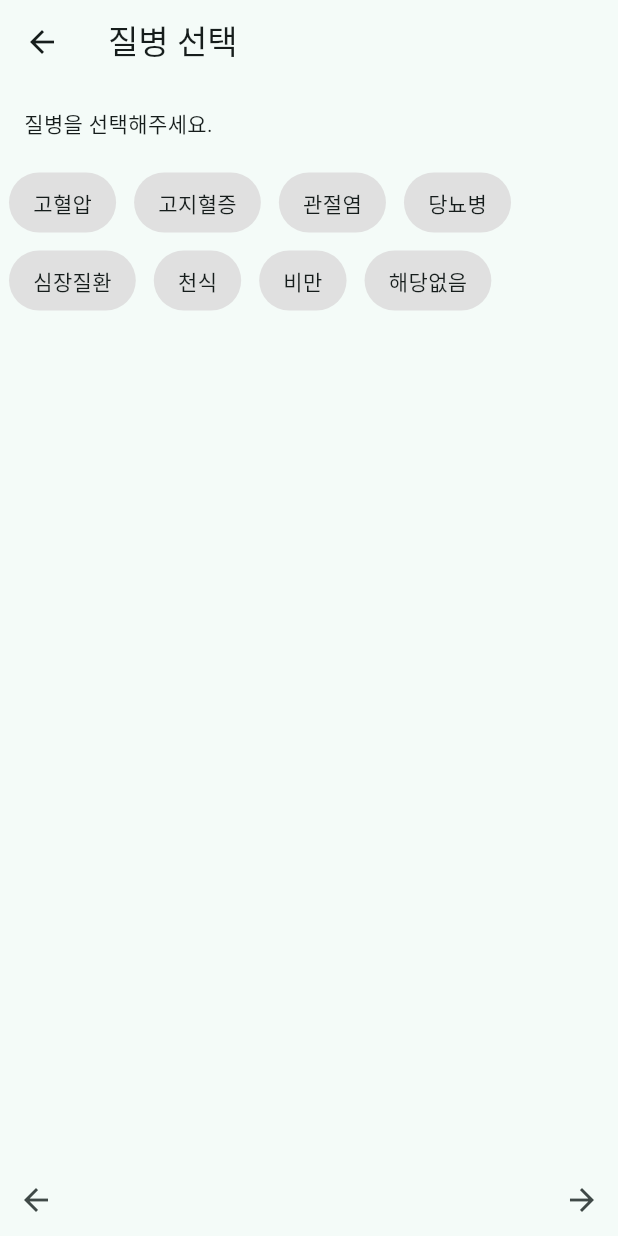
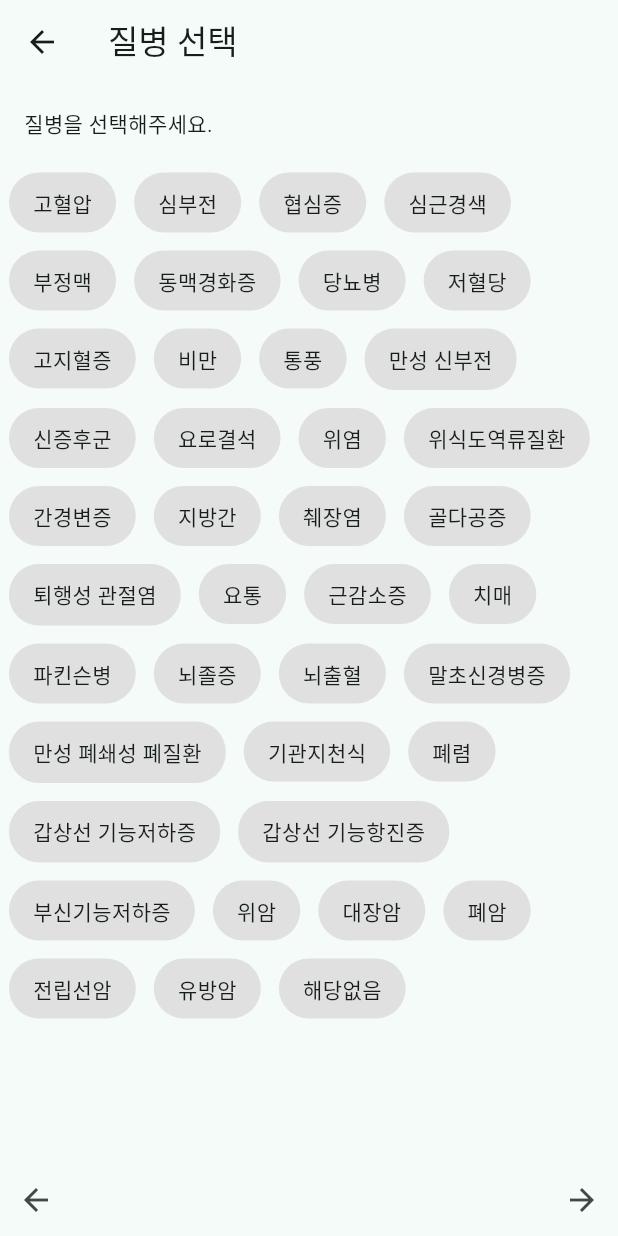
Before and after one commit to BanaMil/Longevity_Meals, a Flutter app: the InputDiseasesScreen screen opened directly, on a phone screen of 412 x 824 dp. Run offline on Flutter 3.47's test engine with Material 3 defaults, Android fonts, the phone set to English and light mode, and no system bars; our stand-ins replace image_picker, permission_handler, shared_preferences; accounts and stored records are empty.

Commit message:
건강정보 입력 수정

```diff
--- a/frontend/lib/models/health_info.dart
+++ b/frontend/lib/models/health_info.dart
@@ -1,6 +1,7 @@
 // health_info.dart
 
 class HealthInfo {
+  String? id;
   double? height;
   double? weight;
   List<String> diseases = [];
@@ -9,6 +10,7 @@ class HealthInfo {
 
   Map<String, dynamic> toJson() {
     return {
+      'id' : id,
       'height': height,
       'weight': weight,
       'diseases': diseases,
--- a/frontend/lib/providers/health_info_provider.dart
+++ b/frontend/lib/providers/health_info_provider.dart
@@ -14,6 +14,11 @@ class HealthInfoProvider with ChangeNotifier {
   void toggleDisease(String v) => _toggleList(_info.diseases, v);
   void toggleAllergy(String v) => _toggleList(_info.allergies, v);
   void toggleDislike(String v) => _toggleList(_info.dislikes, v);
+
+  void setUserId(String id) {
+    _info.id = id;
+    notifyListeners();
+  }
 
   // 비선호 음식은 정해진 리스트에서 선택하는 것이 아닌 사용자가 입력하는 것이기 때문에 중복확인을 따로 해야한다.
   void addDislike(String v) {
--- a/frontend/lib/screens/screen_health_info/input_allergies.dart
+++ b/frontend/lib/screens/screen_health_info/input_allergies.dart
@@ -4,6 +4,7 @@ import 'package:flutter/material.dart';
 import 'package:provider/provider.dart';
 import 'package:frontend/providers/health_info_provider.dart';
 import 'package:frontend/widgets/selectable_button.dart';
+import 'input_dislikes.dart';
 
 class InputAllergiesScreen extends StatelessWidget {
     const InputAllergiesScreen({super.key});
@@ -20,13 +21,13 @@ class InputAllergiesScreen extends StatelessWidget {
     Widget build(BuildContext context) {
         final provider = context.watch<HealthInfoProvider>();
         return Scaffold(
-            appBar: AppBar(title: const Text('알레르기기 선택')),
+            appBar: AppBar(title: const Text('알레르기 선택')),
             body: Column(
                 crossAxisAlignment: CrossAxisAlignment.start,
                 children: [
                     const Padding(
                         padding: EdgeInsets.all(16),
-                        child: Text('가지고 있는 알레르기 있다면면 선택해주세요.'),
+                        child: Text('가지고 있는 알레르기가 있다면 선택해주세요.'),
                     ),
                     Wrap(
                         children: allergyList.map((a) {
@@ -48,7 +49,12 @@ class InputAllergiesScreen extends StatelessWidget {
                             ),
                             IconButton(
                                 icon: const Icon(Icons.arrow_forward),
-                                onPressed: () => Navigator.pushNamed(context, '/input_dislikes'),
+                                onPressed: () {
+                                  Navigator.push(
+                                    context,
+                                    MaterialPageRoute(builder: (context) => const InputDislikesScreen()), //카메라 화면 생성하기
+                                  );
+                                },
                             ),
                         ],
                     )
--- a/frontend/lib/screens/screen_health_info/input_diseases.dart
+++ b/frontend/lib/screens/screen_health_info/input_diseases.dart
@@ -4,13 +4,22 @@ import 'package:flutter/material.dart';
 import 'package:provider/provider.dart';
 import 'package:frontend/providers/health_info_provider.dart';
 import 'package:frontend/widgets/selectable_button.dart';
+import 'input_allergies.dart';
 
 class InputDiseasesScreen extends StatelessWidget {
     const InputDiseasesScreen({super.key});
 
     final List<String> diseaseList = const [
-        '고혈압', '고지혈증', '관절염', '당뇨병',
-        '심장질환', '천식', '비만', '해당없음',
+        '고혈압', '심부전', '협심증', '심근경색',
+        '부정맥', '동맥경화증', '당뇨병', '저혈당',
+        '고지혈증', '비만', '통풍', '만성 신부전',
+        '신증후군', '요로결석', '위염', '위식도역류질환',
+        '간경변증', '지방간', '췌장염', '골다공증',
+        '퇴행성 관절염', '요통', '근감소증', '치매',
+        '파킨슨병', '뇌졸증', '뇌출혈', '말초신경병증',
+        '만성 폐쇄성 폐질환', '기관지천식', '폐렴', '갑상선 기능저하증',
+        '갑상선 기능항진증', '부신기능저하증', '위암', '대장암',
+        '폐암', '전립선암', '유방암', '해당없음',
     ];
 
     @override
@@ -45,7 +54,12 @@ class InputDiseasesScreen extends StatelessWidget {
                             ),
                             IconButton(
                                 icon: const Icon(Icons.arrow_forward),
-                                onPressed: () => Navigator.pushNamed(context, '/input_allergies'),
+                                onPressed: () {
+                                  Navigator.push(
+                                    context,
+                                    MaterialPageRoute(builder: (context) => const InputAllergiesScreen()), //카메라 화면 생성하기
+                                  );
+                                },
                             ),
                         ],
                     )
--- a/frontend/lib/screens/screen_health_info/input_height_weight.dart
+++ b/frontend/lib/screens/screen_health_info/input_height_weight.dart
@@ -59,8 +59,11 @@ class _InputHeightWeightScreenState extends State<InputHeightWeightScreen> {
                                         if (h != null && w != null) {
                                             context.read<HealthInfoProvider>().setHeight(h);
                                             context.read<HealthInfoProvider>().setWeight(w);
-                                            Navigator.pushNamed(context, '/input_diseases');
-                                        }
+                                            Navigator.push(
+                                              context,
+                                              MaterialPageRoute(builder: (context) => const InputDiseasesScreen()), //카메라 화면 생성하기
+                                            );
+                                          }
                                     },
                                 ),
                             ],
--- a/frontend/lib/screens/screen_login.dart
+++ b/frontend/lib/screens/screen_login.dart
@@ -4,6 +4,7 @@ import 'package:flutter/material.dart';
 import 'package:frontend/services/service_auth.dart';
 import 'package:shared_preferences/shared_preferences.dart';
 import 'package:frontend/screens/screen_health_info/choice_info.dart';
+import 'screen_home.dart';
 import 'dart:convert';
 
 
@@ -111,12 +112,11 @@ class _LoginScreenState extends State<LoginScreen> {
 
         // ✅ healthInfoSubmitted에 따라 화면 분기
         if (healthInfoSubmitted == true) {
-          /*
           Navigator.pushReplacement(
             context,
             MaterialPageRoute(builder: (_) => HomeScreen()),  // 홈 화면으로 이동
           );
-          */
+
           print("🏠 건강정보 입력됨 → HomeScreen 이동");
         } else {
           Navigator.pushReplacement(
```
Also changed, not shown: frontend/lib/models/user.dart (+8 -0 lines), frontend/lib/screens/screen_health_info/choice_info.dart (+7 -1 lines), frontend/lib/screens/screen_health_info/input_dislikes.dart (+22 -10 lines), frontend/lib/screens/screen_health_info/loading_health_info.dart (deleted, +0 -34 lines), frontend/lib/screens/screen_home.dart (added, +19 -0 lines).
